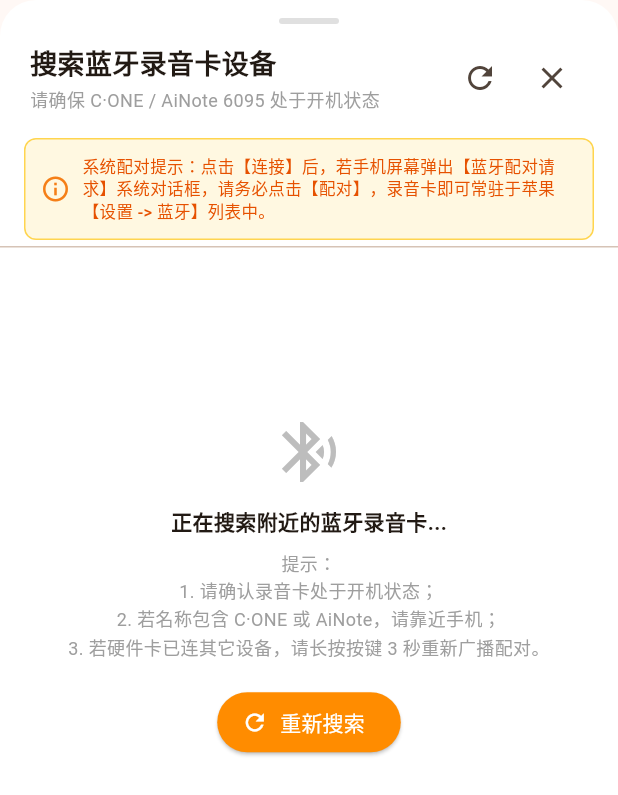
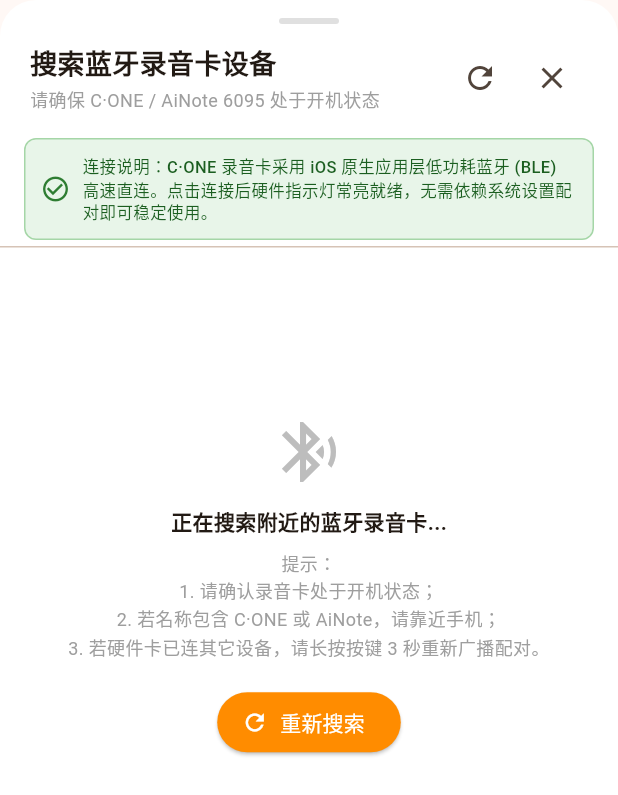
Before and after one commit to lrocky01/sunmate, a Flutter app: the _BleDevicePickerModal widget shown alone on an empty page, opened directly, on a phone screen of 412 x 824 dp. Shown: the top 795 px of the screen. Run offline on Flutter 3.47's test engine with Material 3 defaults, Android fonts, the phone set to English and light mode, and no system bars; our stand-ins replace dio, flutter_blue_plus, flutter_riverpod, shared_preferences; accounts and stored records are empty; network calls fail.

Commit message:
fix(ble): resolve iOS CoreBluetooth 5s write timeout by enforcing writeWithoutResponse, eliminate pseudo bindRequest and bump to v1.0.5

```diff
--- a/sunmate_app/lib/core/hardware/ainote_6095_driver.dart
+++ b/sunmate_app/lib/core/hardware/ainote_6095_driver.dart
@@ -293,39 +293,27 @@
         } catch (_) {}
       }
 
-      // 5. 下发标准官方 TLV 指令序列 (时间校准 -> isIos绑定配对 -> 状态查询 -> 就绪常亮灯控 -> ANCS通知伴侣)
-      _logProgress("5/6 正在下发时间同步与官方绑定配对序列...");
+      // 5. 下发标准官方 TLV 指令序列 (时间校准 -> 状态查询 -> 用户设置 -> 就绪常亮灯控)
+      _logProgress("5/6 正在下发官方就绪指令序列...");
       try {
         // 5.1 硬件 RTC 时钟校准
         await Future.delayed(const Duration(milliseconds: 150));
         await syncTime();
         _logProgress("✓ 5.1 硬件时钟同步完成");
 
-        // 5.2 核心绑定与 iOS 系统配对握手 (声明 isIos: true，促使下位机芯片向 iOS 发起系统级 SMP 配对)
+        // 5.2 获取设备状态与电量 (官方标准 JSON-RPC getStatus)
         await Future.delayed(const Duration(milliseconds: 150));
-        await _sendCommand(BleJsonRpc.bindRequest(isIos: true));
-        _logProgress("✓ 5.2 已下发官方绑定鉴权 (isIos: true)，触发芯片向 iOS 发起系统配对申请");
-        _logProgress("📱 提示：若屏幕弹出【蓝牙配对请求】，请务必点击【配对】");
+        await _sendCommand(BleJsonRpc.getStatus());
+        _logProgress("✓ 5.2 硬件工作状态与电量查询就绪");
 
-        // 预留 600ms 供下位机完成绑定鉴权并拉起系统配对事件
-        await Future.delayed(const Duration(milliseconds: 600));
-
-        // 5.3 获取设备状态与电量 (官方标准 JSON-RPC getStatus)
-        await _sendCommand(BleJsonRpc.getStatus());
-        _logProgress("✓ 5.3 硬件工作状态与电量查询就绪");
-
-        // 5.4 获取用户配置 (官方标准 getUserSettings)
+        // 5.3 获取用户配置 (官方标准 getUserSettings)
         await Future.delayed(const Duration(milliseconds: 150));
         await _sendCommand(BleJsonRpc.getUserSettings());
 
-        // 5.5 激活指示灯为连接就绪常亮态 (mode: 4, 结束快闪等待态)
+        // 5.4 激活指示灯为连接就绪常亮态 (mode: 4, 结束快闪等待态)
         await Future.delayed(const Duration(milliseconds: 150));
         await _sendCommand(BleJsonRpc.lightCtrl(mode: 4, success: true));
-        _logProgress("✓ 5.4 硬件指示灯已置为连接就绪常亮");
-
-        // 5.6 配置 iOS 系统通知服务 (ANCS 伴侣服务，加固系统配件关联)
-        await Future.delayed(const Duration(milliseconds: 150));
-        await _sendCommand(BleJsonRpc.setAncsConfig(enable: true, mode: 3));
+        _logProgress("✓ 5.3 硬件指示灯已置为连接就绪常亮");
       } catch (e) {
         print("握手指令序列下发提示: $e");
       }
@@ -493,8 +481,10 @@
   Future<void> _sendCommand(Uint8List bytes) async {
     if (_cmdChar != null) {
       try {
-        final withoutResp = _cmdChar!.properties.writeWithoutResponse && !_cmdChar!.properties.write;
-        await _cmdChar!.write(bytes, withoutResponse: withoutResp);
+        // 关键第一性原理：2B15 是透传命令通道，必须使用 withoutResponse: true
+        // 若使用 withResponse，iOS 会强制等待下位机回复 GATT Write Response。下位机无此回包，5秒后 iOS 会强制切断蓝牙连接！
+        final canWriteWithoutResp = _cmdChar!.properties.writeWithoutResponse;
+        await _cmdChar!.write(bytes, withoutResponse: canWriteWithoutResp);
       } catch (e) {
         try {
           await _cmdChar!.write(bytes, withoutResponse: true);
--- a/sunmate_app/lib/views/home_page.dart
+++ b/sunmate_app/lib/views/home_page.dart
@@ -22,7 +22,7 @@
           crossAxisAlignment: CrossAxisAlignment.start,
           children: [
             Text("SunMate 阳光智伴", style: TextStyle(fontSize: 17, fontWeight: FontWeight.bold)),
-            Text("v1.0.4 (系统配对版) · 伴随式第二大脑", style: TextStyle(fontSize: 11, color: Colors.black54)),
+            Text("v1.0.5 (纯净持久直连版) · 伴随式第二大脑", style: TextStyle(fontSize: 11, color: Colors.black54)),
           ],
         ),
         actions: [
@@ -506,23 +506,23 @@
             ),
           ],
 
-          // 系统蓝牙配对关键引导横幅
+          // 纯净直连说明横幅
           Container(
             margin: const EdgeInsets.symmetric(horizontal: 16, vertical: 4),
             padding: const EdgeInsets.all(10),
             decoration: BoxDecoration(
-              color: const Color(0xFFFFF8E1),
+              color: const Color(0xFFE8F5E9),
               borderRadius: BorderRadius.circular(8),
-              border: Border.all(color: const Color(0xFFFFD54F)),
+              border: Border.all(color: const Color(0xFFA5D6A7)),
             ),
             child: const Row(
               children: [
-                Icon(Icons.info_outline, size: 20, color: Color(0xFFF57F17)),
+                Icon(Icons.check_circle_outline, size: 20, color: Color(0xFF2E7D32)),
                 SizedBox(width: 8),
                 Expanded(
                   child: Text(
-                    "系统配对提示：点击【连接】后，若手机屏幕弹出【蓝牙配对请求】系统对话框，请务必点击【配对】，录音卡即可常驻于苹果【设置 -> 蓝牙】列表中。",
-                    style: TextStyle(fontSize: 11, color: Color(0xFFE65100), height: 1.35, fontWeight: FontWeight.w500),
+                    "连接说明：C·ONE 录音卡采用 iOS 原生应用层低功耗蓝牙 (BLE) 高速直连。点击连接后硬件指示灯常亮就绪，无需依赖系统设置配对即可稳定使用。",
+                    style: TextStyle(fontSize: 11, color: Color(0xFF1B5E20), height: 1.35, fontWeight: FontWeight.w500),
                   ),
                 ),
               ],
--- a/sunmate_app/pubspec.yaml
+++ b/sunmate_app/pubspec.yaml
@@ -1,7 +1,7 @@
 name: sunmate_app
 description: "SunMate（阳光智伴）- 伴随式第二大脑与成长智能体 (Flutter 跨平台)"
 publish_to: "none"
-version: 1.0.4+5
+version: 1.0.5+6
 
 environment:
   sdk: ">=3.0.0 <4.0.0"
```
